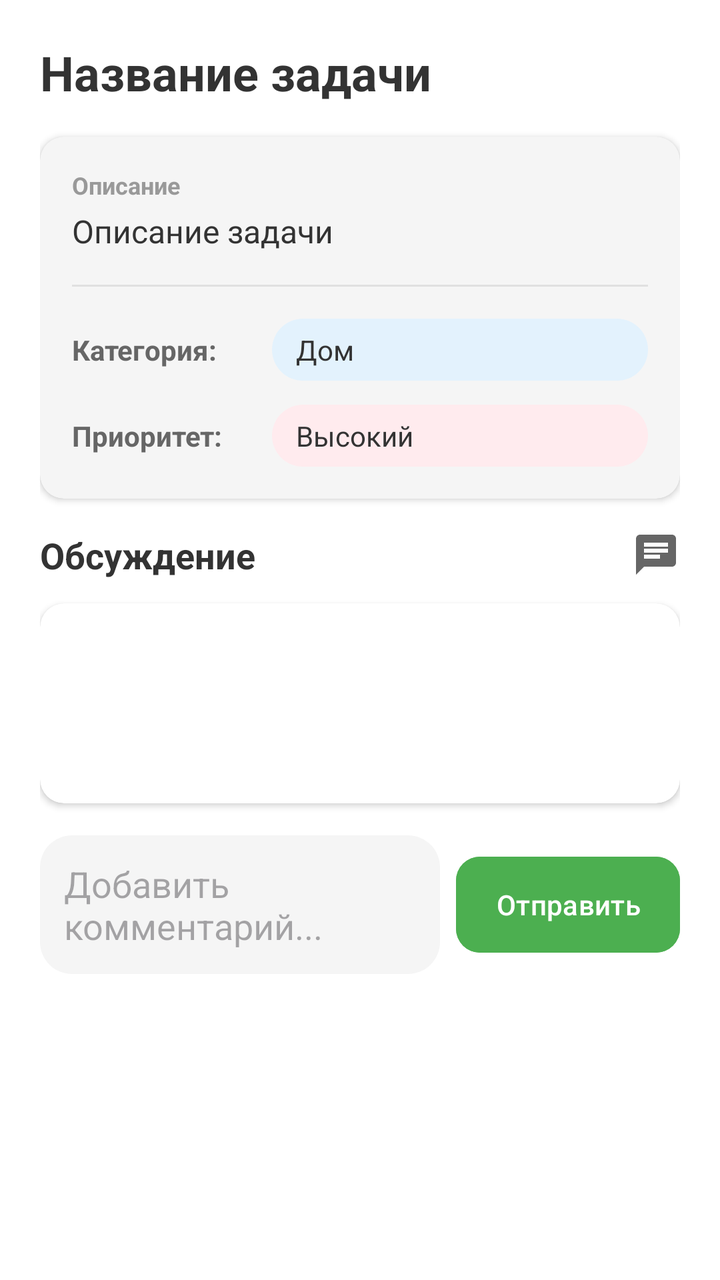
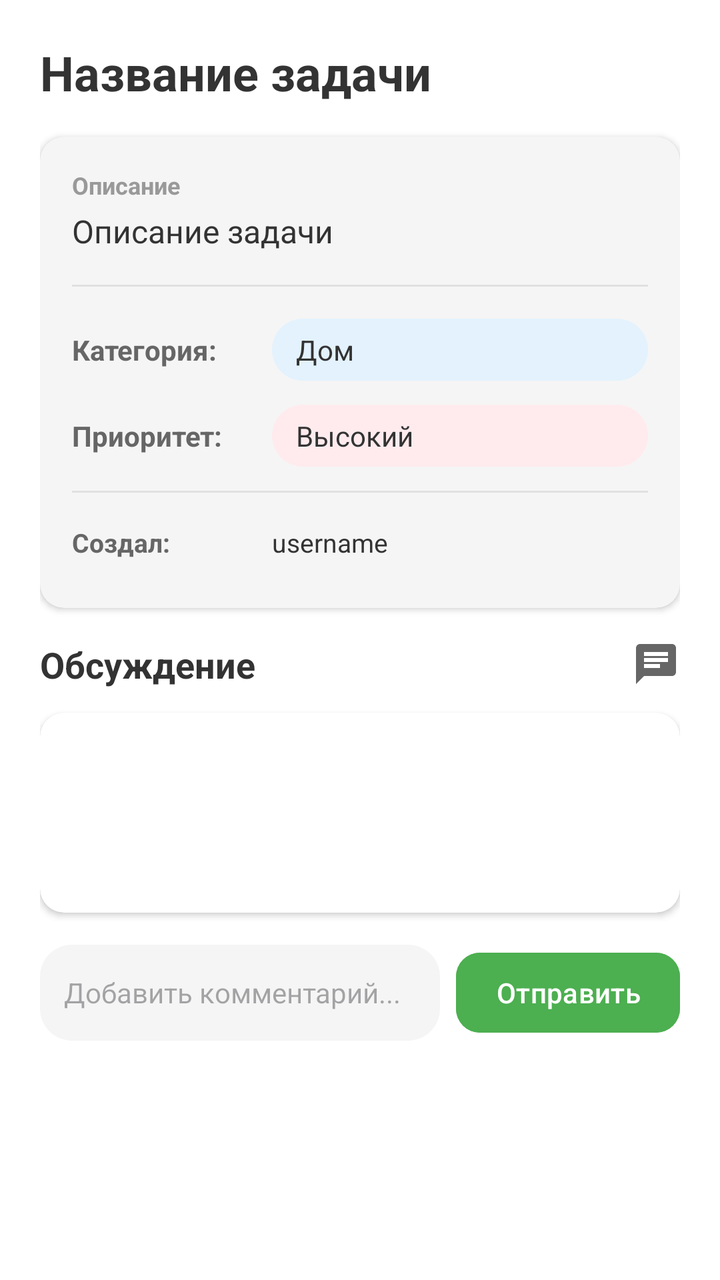

Two renders of the same Android screen: before a commit and after it. Below are the layout's source before the change and the commit's diff.
<!-- AndroidManifest.xml: application theme Theme.FamilyHelper -->
<!-- res/layout/dialog_task_details.xml -->
<?xml version="1.0" encoding="utf-8"?>
<ScrollView xmlns:android="http://schemas.android.com/apk/res/android"
    xmlns:app="http://schemas.android.com/apk/res-auto"
    android:layout_width="match_parent"
    android:layout_height="wrap_content"
    android:background="@android:color/white">

    <LinearLayout
        android:layout_width="match_parent"
        android:layout_height="wrap_content"
        android:orientation="vertical"
        android:padding="20dp">

        <TextView
            android:id="@+id/tvTaskTitle"
            android:layout_width="match_parent"
            android:layout_height="wrap_content"
            android:text="Название задачи"
            android:textSize="24sp"
            android:textStyle="bold"
            android:textColor="#333"
            android:layout_marginBottom="16dp"/>

        <androidx.cardview.widget.CardView
            android:layout_width="match_parent"
            android:layout_height="wrap_content"
            app:cardCornerRadius="12dp"
            app:cardElevation="2dp"
            app:cardBackgroundColor="#F5F5F5"
            android:layout_marginBottom="16dp">

            <LinearLayout
                android:layout_width="match_parent"
                android:layout_height="wrap_content"
                android:orientation="vertical"
                android:padding="16dp">

                <TextView
                    android:layout_width="wrap_content"
                    android:layout_height="wrap_content"
                    android:text="Описание"
                    android:textSize="12sp"
                    android:textColor="#999"
                    android:textStyle="bold"
                    android:layout_marginBottom="4dp"/>

                <TextView
                    android:id="@+id/tvTaskDesc"
                    android:layout_width="match_parent"
                    android:layout_height="wrap_content"
                    android:text="Описание задачи"
                    android:textSize="16sp"
                    android:textColor="#333"
                    android:layout_marginBottom="16dp"/>

                <View
                    android:layout_width="match_parent"
                    android:layout_height="1dp"
                    android:background="#E0E0E0"
                    android:layout_marginBottom="16dp"/>

                <LinearLayout
                    android:layout_width="match_parent"
                    android:layout_height="wrap_content"
                    android:orientation="horizontal"
                    android:layout_marginBottom="12dp">

                    <TextView
                        android:layout_width="100dp"
                        android:layout_height="wrap_content"
                        android:text="Категория:"
                        android:textSize="14sp"
                        android:textColor="#666"
                        android:textStyle="bold"/>

                    <TextView
                        android:id="@+id/tvTaskArea"
                        android:layout_width="0dp"
                        android:layout_height="wrap_content"
                        android:layout_weight="1"
                        android:text="Дом"
                        android:textSize="14sp"
                        android:textColor="#333"
                        android:background="@drawable/rounded_background"
                        android:backgroundTint="#E3F2FD"
                        android:paddingHorizontal="12dp"
                        android:paddingVertical="6dp"/>
                </LinearLayout>

                <LinearLayout
                    android:layout_width="match_parent"
                    android:layout_height="wrap_content"
                    android:orientation="horizontal">

                    <TextView
                        android:layout_width="100dp"
                        android:layout_height="wrap_content"
                        android:text="Приоритет:"
                        android:textSize="14sp"
                        android:textColor="#666"
                        android:textStyle="bold"/>

                    <TextView
                        android:id="@+id/tvTaskPriority"
                        android:layout_width="0dp"
                        android:layout_height="wrap_content"
                        android:layout_weight="1"
                        android:text="Высокий"
                        android:textSize="14sp"
                        android:textColor="#333"
                        android:background="@drawable/rounded_background"
                        android:backgroundTint="#FFEBEE"
                        android:paddingHorizontal="12dp"
                        android:paddingVertical="6dp"/>
                </LinearLayout>
            </LinearLayout>
        </androidx.cardview.widget.CardView>

        <LinearLayout
            android:layout_width="match_parent"
            android:layout_height="wrap_content"
            android:orientation="horizontal"
            android:gravity="center_vertical"
            android:layout_marginBottom="12dp">

            <TextView
                android:layout_width="0dp"
                android:layout_height="wrap_content"
                android:layout_weight="1"
                android:text="Обсуждение"
                android:textSize="18sp"
                android:textStyle="bold"
                android:textColor="#333"/>

            <ImageView
                android:layout_width="24dp"
                android:layout_height="24dp"
                android:src="@drawable/ic_chat"
                app:tint="#666"/>
        </LinearLayout>

        <androidx.cardview.widget.CardView
            android:layout_width="match_parent"
            android:layout_height="wrap_content"
            app:cardCornerRadius="12dp"
            app:cardElevation="2dp"
            android:layout_marginBottom="16dp">

            <androidx.recyclerview.widget.RecyclerView
                android:id="@+id/rvComments"
                android:layout_width="match_parent"
                android:layout_height="wrap_content"
                android:minHeight="100dp"
                android:maxHeight="250dp"
                android:padding="12dp"
                android:nestedScrollingEnabled="true"/>
        </androidx.cardview.widget.CardView>

        <LinearLayout
            android:layout_width="match_parent"
            android:layout_height="wrap_content"
            android:orientation="horizontal"
            android:gravity="center_vertical">

            <EditText
                android:id="@+id/etNewComment"
                android:layout_width="0dp"
                android:layout_height="wrap_content"
                android:layout_weight="1"
                android:hint="Добавить комментарий..."
                android:background="@drawable/rounded_background"
                android:backgroundTint="#F5F5F5"
                android:padding="12dp"
                android:minHeight="48dp"
                android:maxLines="3"
                android:inputType="textCapSentences|textMultiLine"
                android:layout_marginEnd="8dp"/>

            <Button
                android:id="@+id/btnAddComment"
                android:layout_width="wrap_content"
                android:layout_height="56dp"
                android:text="Отправить"
                android:textSize="14sp"
                android:backgroundTint="#4CAF50"
                app:cornerRadius="12dp"
                android:paddingHorizontal="20dp"/>
        </LinearLayout>
    </LinearLayout>
</ScrollView>
<!-- resources referenced by this layout -->
<resources>
  <!-- drawable ic_chat (drawable) -->
  <vector xmlns:android="http://schemas.android.com/apk/res/android"
      android:width="24dp"
      android:height="24dp"
      android:viewportWidth="24"
      android:viewportHeight="24">
      <path
          android:fillColor="#666"
          android:pathData="M20,2H4c-1.1,0 -1.99,0.9 -1.99,2L2,22l4,-4h14c1.1,0 2,-0.9 2,-2V4c0,-1.1 -0.9,-2 -2,-2zM6,9h12v2H6V9zM14,14H6v-2h8v2zM18,8H6V6h12v2z"/>
  </vector>
  <!-- drawable rounded_background (drawable) -->
  <?xml version="1.0" encoding="utf-8"?>
  <shape xmlns:android="http://schemas.android.com/apk/res/android">
      <solid android:color="#FFFFFF" />
      <corners android:radius="16dp" />
  </shape>
  <style name="Theme.FamilyHelper" parent="Base.Theme.FamilyHelper" />
  <style name="Base.Theme.FamilyHelper" parent="Theme.Material3.DayNight.NoActionBar">
          
          
      </style>
</resources>

<!-- the commit's change to res/layout/dialog_task_details.xml (unified diff, before → after) -->
@@ -90,7 +90,8 @@
                 <LinearLayout
                     android:layout_width="match_parent"
                     android:layout_height="wrap_content"
-                    android:orientation="horizontal">
+                    android:orientation="horizontal"
+                    android:layout_marginBottom="12dp">
 
                     <TextView
                         android:layout_width="100dp"
@@ -112,6 +113,62 @@
                         android:backgroundTint="#FFEBEE"
                         android:paddingHorizontal="12dp"
                         android:paddingVertical="6dp"/>
+                </LinearLayout>
+
+                <View
+                    android:layout_width="match_parent"
+                    android:layout_height="1dp"
+                    android:background="#E0E0E0"
+                    android:layout_marginBottom="16dp"/>
+
+                <LinearLayout
+                    android:layout_width="match_parent"
+                    android:layout_height="wrap_content"
+                    android:orientation="horizontal"
+                    android:layout_marginBottom="8dp">
+
+                    <TextView
+                        android:layout_width="100dp"
+                        android:layout_height="wrap_content"
+                        android:text="Создал:"
+                        android:textSize="13sp"
+                        android:textColor="#666"
+                        android:textStyle="bold"/>
+
+                    <TextView
+                        android:id="@+id/tvTaskCreatedBy"
+                        android:layout_width="0dp"
+                        android:layout_height="wrap_content"
+                        android:layout_weight="1"
+                        android:text="username"
+                        android:textSize="13sp"
+                        android:textColor="#333"/>
+                </LinearLayout>
+
+                <LinearLayout
+                    android:id="@+id/layoutCompletedBy"
+                    android:layout_width="match_parent"
+                    android:layout_height="wrap_content"
+                    android:orientation="horizontal"
+                    android:visibility="gone">
+
+                    <TextView
+                        android:layout_width="100dp"
+                        android:layout_height="wrap_content"
+                        android:text="Закрыл:"
+                        android:textSize="13sp"
+                        android:textColor="#666"
+                        android:textStyle="bold"/>
+
+                    <TextView
+                        android:id="@+id/tvTaskCompletedBy"
+                        android:layout_width="0dp"
+                        android:layout_height="wrap_content"
+                        android:layout_weight="1"
+                        android:text="username"
+                        android:textSize="13sp"
+                        android:textColor="#4CAF50"
+                        android:textStyle="bold"/>
                 </LinearLayout>
             </LinearLayout>
         </androidx.cardview.widget.CardView>
@@ -165,26 +222,34 @@
             <EditText
                 android:id="@+id/etNewComment"
                 android:layout_width="0dp"
-                android:layout_height="wrap_content"
+                android:layout_height="48dp"
                 android:layout_weight="1"
                 android:hint="Добавить комментарий..."
                 android:background="@drawable/rounded_background"
                 android:backgroundTint="#F5F5F5"
-                android:padding="12dp"
+                android:paddingStart="12dp"
+                android:paddingEnd="12dp"
+                android:paddingTop="8dp"
+                android:paddingBottom="8dp"
                 android:minHeight="48dp"
                 android:maxLines="3"
                 android:inputType="textCapSentences|textMultiLine"
-                android:layout_marginEnd="8dp"/>
+                android:layout_marginEnd="8dp"
+                android:textSize="14sp"/>
 
             <Button
                 android:id="@+id/btnAddComment"
                 android:layout_width="wrap_content"
-                android:layout_height="56dp"
+                android:layout_height="48dp"
                 android:text="Отправить"
                 android:textSize="14sp"
                 android:backgroundTint="#4CAF50"
                 app:cornerRadius="12dp"
                 android:paddingHorizontal="20dp"/>
         </LinearLayout>
+
+
+
+
     </LinearLayout>
 </ScrollView>
<!-- resource entries referenced after the edit -->
@@ -20,6 +20,11 @@
   <style name="Base.Theme.FamilyHelper" parent="Theme.Material3.DayNight.NoActionBar">
           
           
+          <item name="android:statusBarColor">@android:color/white</item>
+          
+          <item name="android:windowLightStatusBar" tools:targetApi="m">true</item>
+          
+          <item name="android:windowDrawsSystemBarBackgrounds">true</item>
       </style>
 </resources>
 
